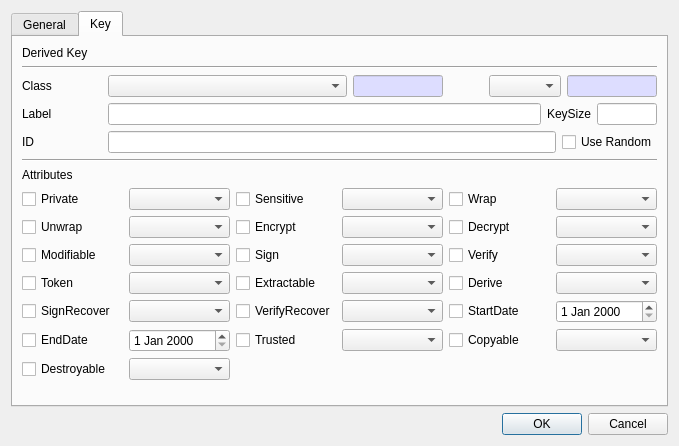
jykim74/CryptokiMan, file CryptokiMan/derive_key_dlg.ui: the form before one commit.
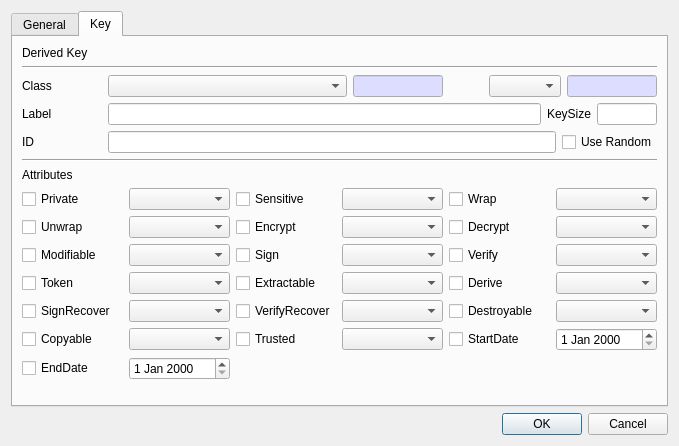
The form after the commit. The open tabs and pages were chosen to show the change.

Patch:
```diff
--- a/CryptokiMan/derive_key_dlg.ui
+++ b/CryptokiMan/derive_key_dlg.ui
@@ -1007,13 +1007,6 @@
          <item row="1" column="1">
           <widget class="QComboBox" name="mUnwrapCombo"/>
          </item>
-         <item row="4" column="4">
-          <widget class="QCheckBox" name="mStartDateCheck">
-           <property name="text">
-            <string>StartDate</string>
-           </property>
-          </widget>
-         </item>
          <item row="1" column="4">
           <widget class="QCheckBox" name="mDecryptCheck">
            <property name="text">
@@ -1028,19 +1021,9 @@
            </property>
           </widget>
          </item>
-         <item row="5" column="0">
-          <widget class="QCheckBox" name="mEndDateCheck">
-           <property name="text">
-            <string>EndDate</string>
-           </property>
-          </widget>
-         </item>
          <item row="2" column="5">
           <widget class="QComboBox" name="mVerifyCombo"/>
          </item>
-         <item row="5" column="1">
-          <widget class="QDateEdit" name="mEndDateEdit"/>
-         </item>
          <item row="0" column="1">
           <widget class="QComboBox" name="mPrivateCombo"/>
          </item>
@@ -1138,28 +1121,45 @@
            </property>
           </widget>
          </item>
-         <item row="4" column="5">
-          <widget class="QDateEdit" name="mStartDateEdit"/>
-         </item>
-         <item row="6" column="0">
+         <item row="4" column="4">
           <widget class="QCheckBox" name="mDestroyableCheck">
            <property name="text">
             <string>Destroyable</string>
            </property>
           </widget>
          </item>
-         <item row="5" column="4">
+         <item row="4" column="5">
+          <widget class="QComboBox" name="mDestroyableCombo"/>
+         </item>
+         <item row="6" column="0">
+          <widget class="QCheckBox" name="mEndDateCheck">
+           <property name="text">
+            <string>EndDate</string>
+           </property>
+          </widget>
+         </item>
+         <item row="6" column="1">
+          <widget class="QDateEdit" name="mEndDateEdit"/>
+         </item>
+         <item row="5" column="0">
           <widget class="QCheckBox" name="mCopyableCheck">
            <property name="text">
             <string>Copyable</string>
            </property>
           </widget>
          </item>
-         <item row="5" column="5">
+         <item row="5" column="1">
           <widget class="QComboBox" name="mCopyableCombo"/>
          </item>
-         <item row="6" column="1">
-          <widget class="QComboBox" name="mDestroyableCombo"/>
+         <item row="5" column="4">
+          <widget class="QCheckBox" name="mStartDateCheck">
+           <property name="text">
+            <string>StartDate</string>
+           </property>
+          </widget>
+         </item>
+         <item row="5" column="5">
+          <widget class="QDateEdit" name="mStartDateEdit"/>
          </item>
         </layout>
        </item>
```
Left out of the diff: 10 changed lines with no effect on the pictures.
